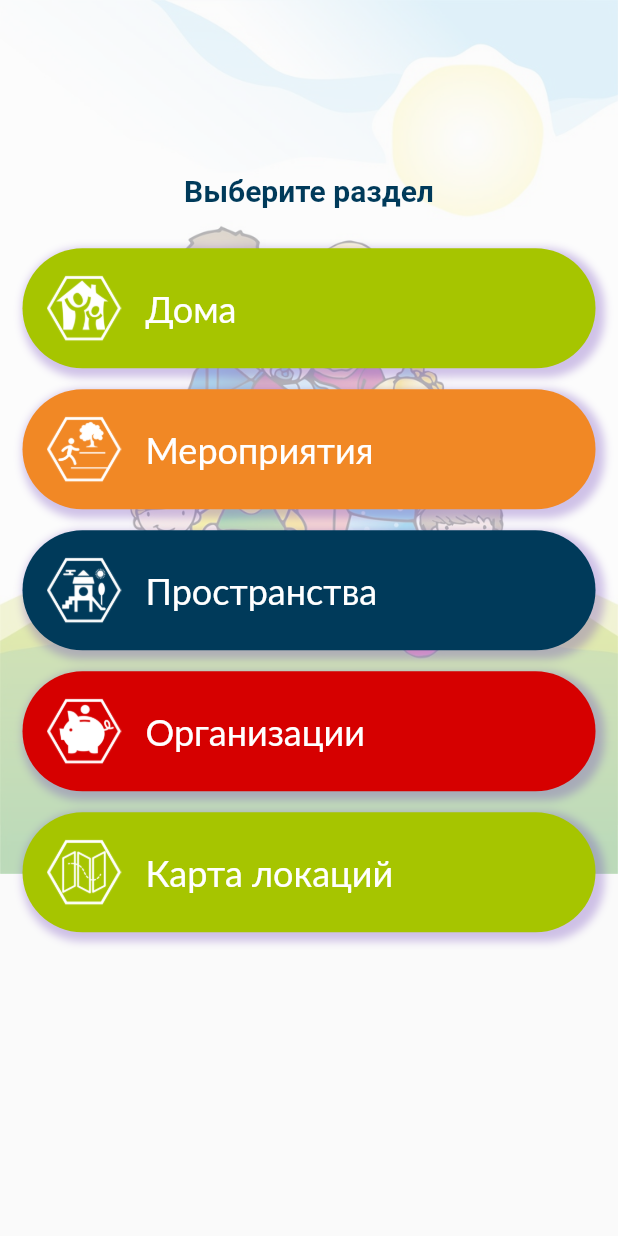
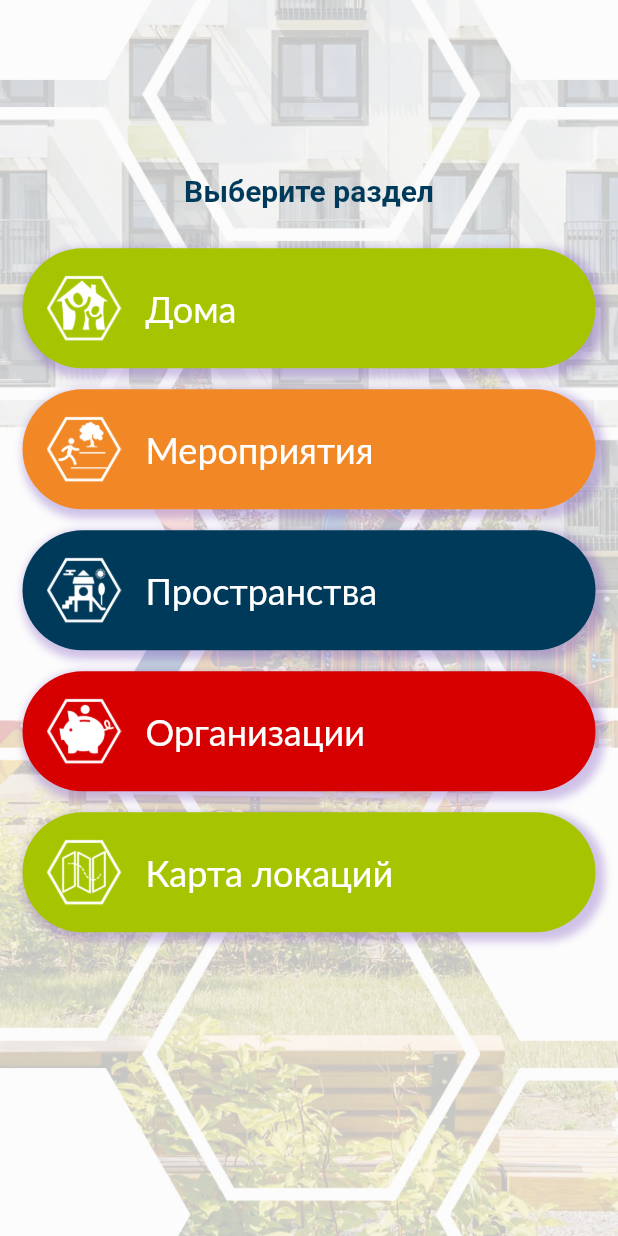
Before and after one commit to VeronikaLo/TOS_Parkovii, a Flutter app: the screen it shows after launch, on a phone screen of 412 x 824 dp. Run offline on Flutter 3.47's test engine with Material 2 defaults, Android fonts, the phone set to English and light mode, and no system bars; our stand-ins replace google_maps_flutter.

```diff
--- a/lib/screens/home_screen.dart
+++ b/lib/screens/home_screen.dart
@@ -31,11 +31,14 @@ class _HomeScreenState extends State<HomeScreen> {
   Widget build(BuildContext context) {
     return Scaffold(
       body: Stack(children: [
-        Image.asset(
-          'assets/images/logo.jpg',
-          color: const Color.fromRGBO(255, 255, 255, 0.3),
-          colorBlendMode: BlendMode.modulate,
-          fit: BoxFit.cover,
+        SizedBox(
+          height: double.infinity,
+          child: Image.asset(
+          'assets/images/background-homepage.jpg',
+            color: const Color.fromRGBO(255, 255, 255, 0.3),
+            colorBlendMode: BlendMode.modulate,
+            fit: BoxFit.cover,
+          ),
         ),
         Center(
           child: Column(
--- a/pubspec.yaml
+++ b/pubspec.yaml
@@ -69,6 +69,7 @@ flutter:
     - assets/images/areas.png
     - assets/images/next.png
     - assets/images/maps.png
+    - assets/images/background-homepage.jpg
 
   # An image asset can refer to one or more resolution-specific "variants", see
   # https://flutter.dev/assets-and-images/#resolution-aware.
```
Also changed, not shown: assets/images/background-homepage.jpg (added), assets/images/logo.jpg.
